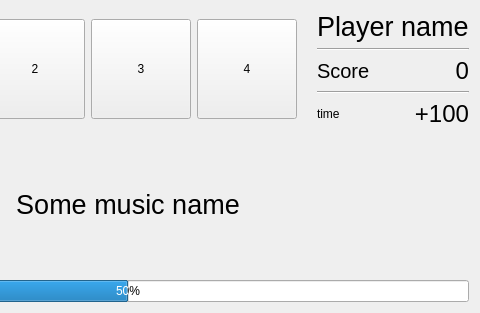
ZulusK/orchestrix, file src/windows/uis/GameDialog.ui: the form before one commit; both pictures show x 224 to 704 and y 0 to 313 of the 704 by 313 pixel window.
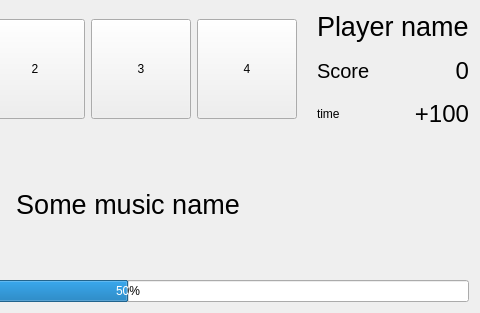
The form after the commit. Icons and pictures are not drawn.

```diff
--- a/src/windows/uis/GameDialog.ui
+++ b/src/windows/uis/GameDialog.ui
@@ -31,6 +31,9 @@
   <property name="windowTitle">
    <string>Dialog</string>
   </property>
+  <property name="styleSheet">
+   <string notr="true">background-image: url(:/res/eqBg.jpg);</string>
+  </property>
   <layout class="QHBoxLayout" name="horizontalLayout">
    <item>
     <layout class="QVBoxLayout" name="centralLayout">
@@ -184,6 +187,9 @@
              <verstretch>0</verstretch>
             </sizepolicy>
            </property>
+           <property name="styleSheet">
+            <string notr="true">background-color: rgba(255, 255, 255,0);</string>
+           </property>
            <property name="orientation">
             <enum>Qt::Horizontal</enum>
            </property>
@@ -267,6 +273,9 @@
              <verstretch>0</verstretch>
             </sizepolicy>
            </property>
+           <property name="styleSheet">
+            <string notr="true">background-color: rgba(255, 255, 255,0);</string>
+           </property>
            <property name="orientation">
             <enum>Qt::Horizontal</enum>
            </property>
@@ -295,6 +304,9 @@
          </item>
          <item row="0" column="2">
           <spacer name="horizontalSpacer">
+           <property name="styleSheet">
+            <string notr="true">background-color: rgba(255, 255, 255,0);</string>
+           </property>
            <property name="orientation">
             <enum>Qt::Horizontal</enum>
            </property>
```
Left out of the diff: 40 changed lines with no effect on the pictures.
